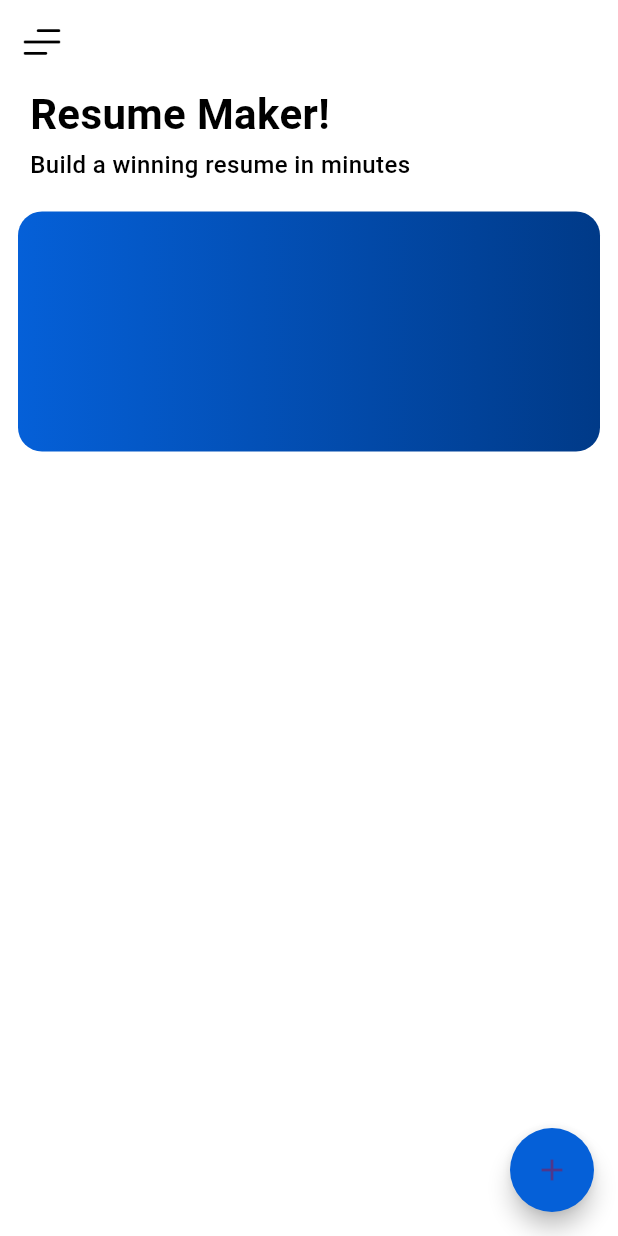
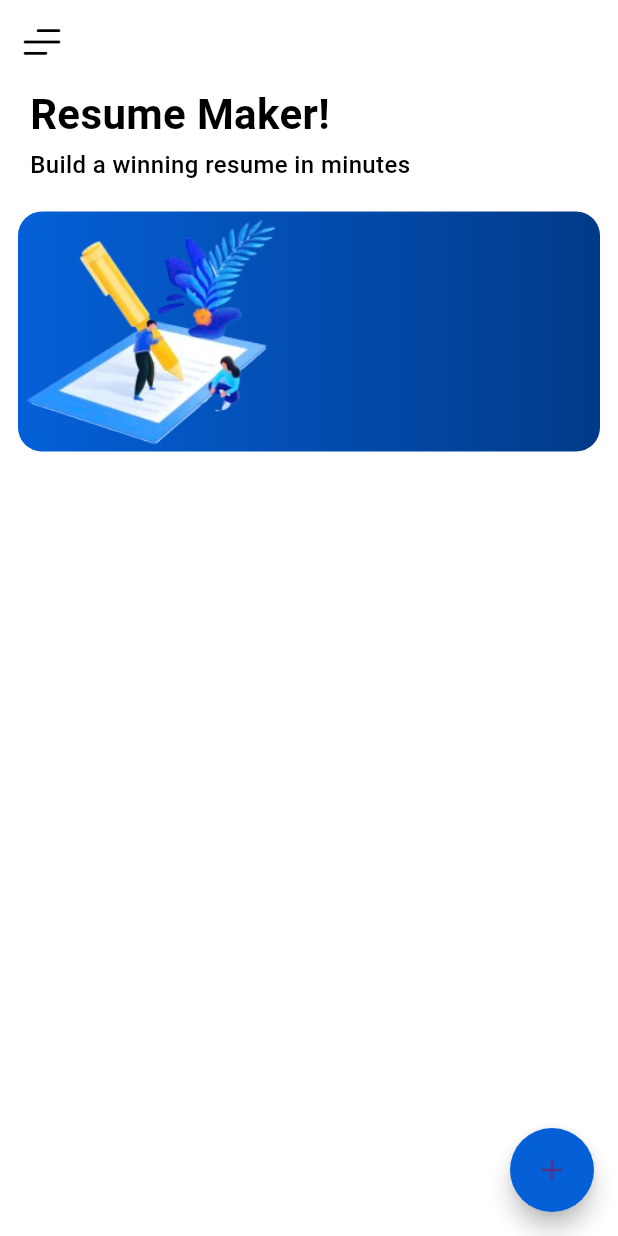
Before and after one commit to Zimil-Patel/cv_maker, a Flutter app: the screen it shows after launch, on a phone screen of 412 x 824 dp. Run offline on Flutter 3.47's test engine with Material 3 defaults, Android fonts, the phone set to English and light mode, and no system bars; our stand-ins replace google_fonts; Roboto replaces fonts that are missing (Varela).

Commit message:
12-03-2024

```diff
--- a/lib/screens/home_ui/home_scr.dart
+++ b/lib/screens/home_ui/home_scr.dart
@@ -68,7 +68,16 @@ class _HomeScreenState extends State<HomeScreen> {
               height: 20,
             ),
 
-            Container(
+            createResumeBox(),
+          ],
+        ),
+      ),
+    );
+  }
+
+  //resume box
+  Container createResumeBox() {
+    return Container(
       width: width,
       height: 160,
       decoration: BoxDecoration(
@@ -80,9 +89,10 @@ class _HomeScreenState extends State<HomeScreen> {
         ),
         borderRadius: BorderRadius.circular(16),
       ),
-            ),
+      child: Row(
+        children: [
+          Image.asset('asset/images/home/img1.png'),
         ],
-        ),
       ),
     );
   }
--- a/lib/util/lists/users_data.dart
+++ b/lib/util/lists/users_data.dart
@@ -2,7 +2,45 @@ List users = [
   {
     'name': 'StaR BoY',
     'email': 'patelzimil2310@gmail.com',
-    'pass': 'Zimil1023@'
+    'pass': 'Zimil1023@',
+    'data': [
+      {
+        'id': 1,
+        'title': 'resume_1',
+        'date': {
+          'day': '18',
+          'month': 'Feb',
+          'year': '2022',
+        },
+      },
+      {
+        'id': 2,
+        'title': 'resume_12',
+        'date': {
+          'day': '18',
+          'month': 'Feb',
+          'year': '2022',
+        },
+      },
+      {
+        'id': 3,
+        'title': 'resume_123',
+        'date': {
+          'day': '18',
+          'month': 'Feb',
+          'year': '2022',
+        },
+      },
+      {
+        'id': 4,
+        'title': 'resume_1234',
+        'date': {
+          'day': '18',
+          'month': 'Feb',
+          'year': '2022',
+        },
+      },
+    ],
   }
 ];
 
```
Also changed, not shown: asset/images/home/img1.png (renamed from asset/images/home/im1.png). Lines whose indentation alone changed are shown as unchanged.
